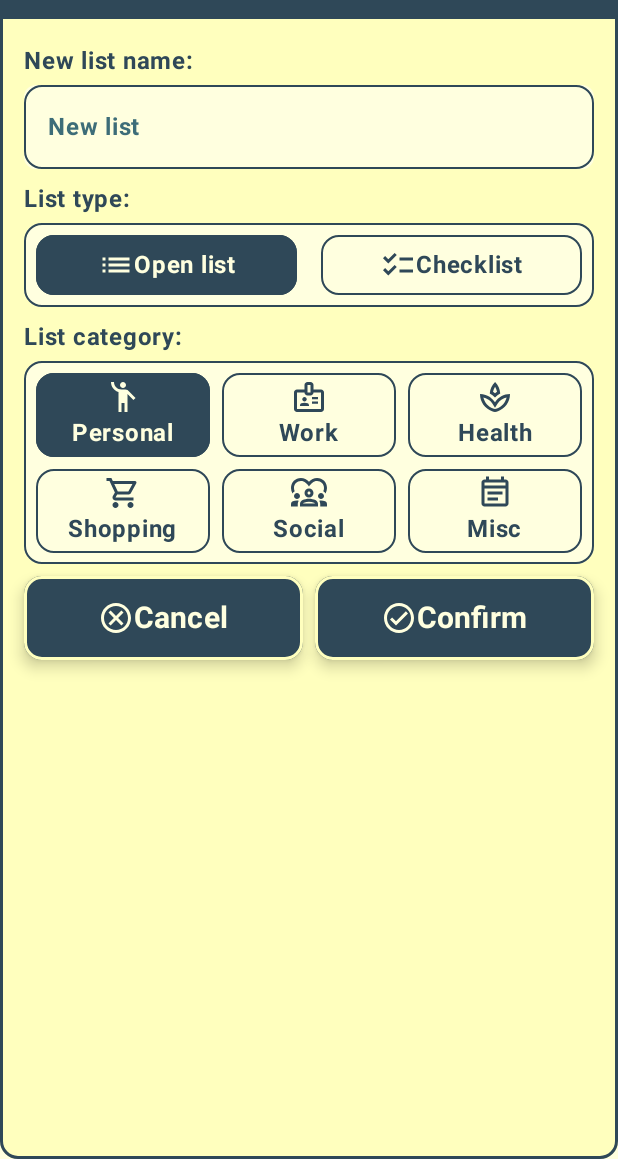
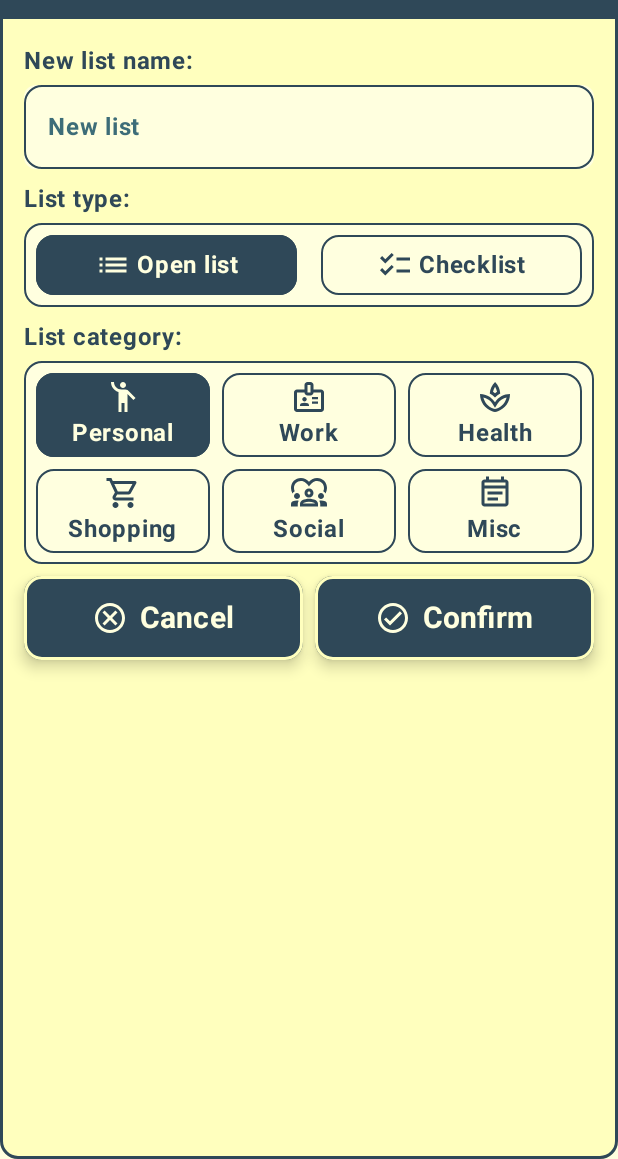
Before and after one commit to mariorobertofortunato/Versalist, an Android app built with Jetpack Compose: the screen it shows after launch (MainActivity), after a tap on "New list", on a phone screen of 412 x 824 dp, the part 77-1236 px from its top. Run offline under Robolectric (Android 15) with nearby library versions, the phone set to English and light mode, and no system bars; our stand-ins replace Dagger/Hilt's generated code, Room's generated code, livedata-compose; 1 other tap on this screen came first.

Commit message:
Fixed new item / list layout

```diff
--- a/app/src/main/java/com/evenclose/versalistpro/presentation/screens/list/ListScreen.kt
+++ b/app/src/main/java/com/evenclose/versalistpro/presentation/screens/list/ListScreen.kt
@@ -304,7 +304,7 @@ fun ListScreen(
                                         contentDescription = "Cancel Icon",
                                         tint = onDark,
                                         modifier = Modifier
-                                            .padding(vertical = 12.dp)
+                                            .padding(top = 12.dp, bottom = 12.dp, end = 8.dp)
                                     )
                                     Text(
                                         text = "Cancel",
@@ -344,7 +344,7 @@ fun ListScreen(
                                         contentDescription = "Ok Icon",
                                         tint = onDark,
                                         modifier = Modifier
-                                            .padding(vertical = 12.dp)
+                                            .padding(top = 12.dp, bottom = 12.dp, end = 8.dp)
                                     )
                                     Text(
                                         text = "Confirm",
--- a/app/src/main/java/com/evenclose/versalistpro/presentation/screens/main/MainScreen.kt
+++ b/app/src/main/java/com/evenclose/versalistpro/presentation/screens/main/MainScreen.kt
@@ -373,7 +373,7 @@ fun MainScreen(
                                         contentDescription = "List Type Icon",
                                         tint = if (text == selectedListTypeOption) onDark else onLight,
                                         modifier = Modifier
-                                            .padding(vertical = 8.dp)
+                                            .padding(top = 8.dp, bottom = 8.dp, end = 4.dp)
                                     )
                                     Text(
                                         text = text,
@@ -516,7 +516,7 @@ fun MainScreen(
                                         contentDescription = "Cancel Icon",
                                         tint = onDark,
                                         modifier = Modifier
-                                            .padding(vertical = 12.dp)
+                                            .padding(top = 12.dp, bottom = 12.dp, end = 8.dp)
                                     )
                                     Text(
                                         text = "Cancel",
@@ -554,10 +554,10 @@ fun MainScreen(
                                 ) {
                                     Icon(
                                         imageVector = Icons.Outlined.CheckCircle,
-                                        contentDescription = "Ok Icon",
+                                        contentDescription = "Confirm Icon",
                                         tint = onDark,
                                         modifier = Modifier
-                                            .padding(vertical = 12.dp)
+                                            .padding(top = 12.dp, bottom = 12.dp, end = 8.dp)
                                     )
                                     Text(
                                         text = "Confirm",
```
